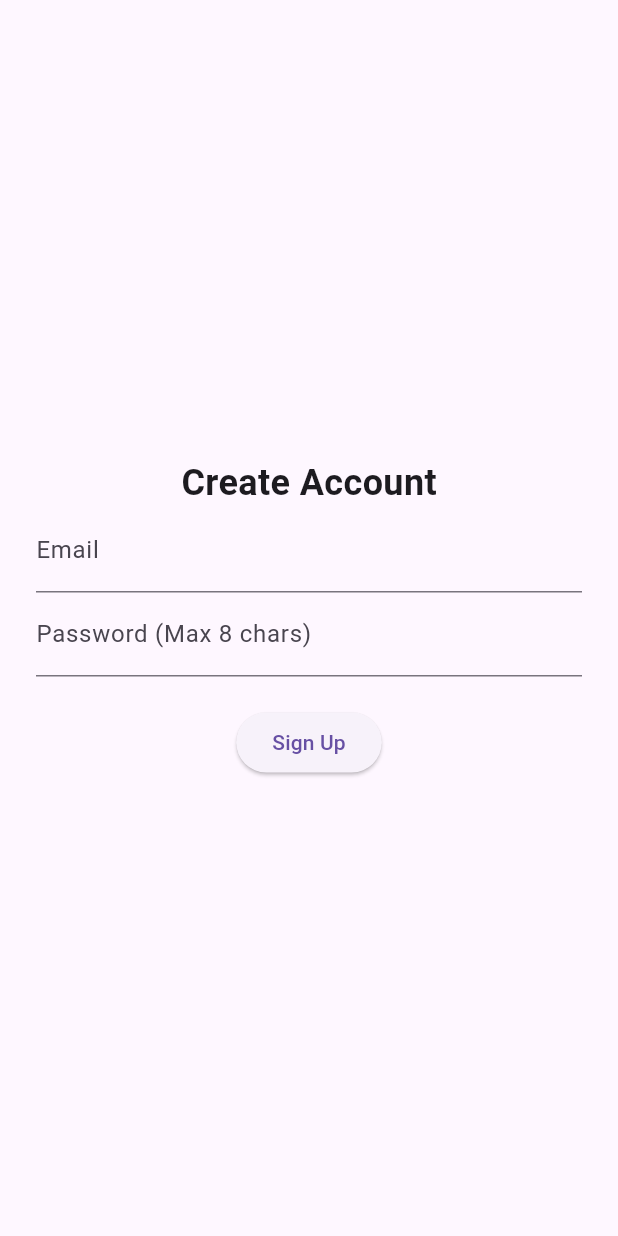
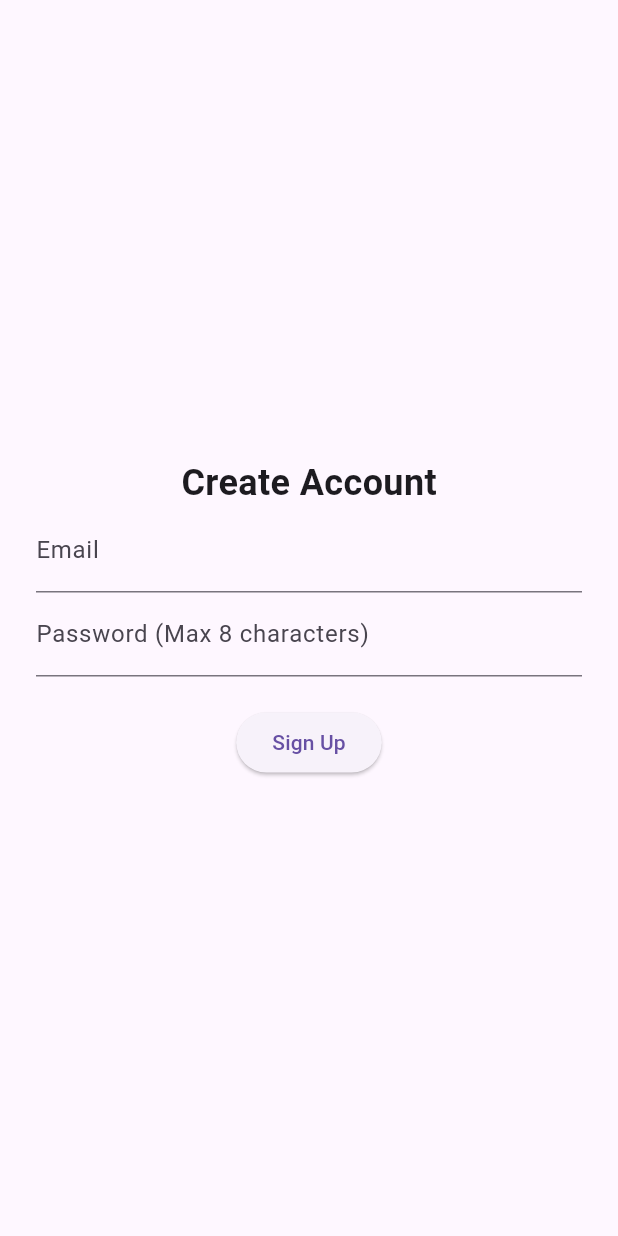
Before and after one commit to arfatabid/Fit-Mirror-FYP, a Flutter app: the SignupScreen screen opened directly, on a phone screen of 412 x 824 dp. Run offline on Flutter 3.47's test engine with Material 3 defaults, Android fonts, the phone set to English and light mode, and no system bars; our stand-ins replace firebase_auth, firebase_core; accounts and stored records are empty.

Commit message:
new text in signup screen

```diff
--- a/lib/ui/screens/signup_screen.dart
+++ b/lib/ui/screens/signup_screen.dart
@@ -20,7 +20,7 @@ class SignupScreen extends StatelessWidget {
               controller: _passwordController,
               obscureText: true,
               maxLength: 8, // Password limit
-              decoration: InputDecoration(labelText: 'Password (Max 8 chars)', counterText: ""),
+              decoration: InputDecoration(labelText: 'Password (Max 8 characters)', counterText: ""),
             ),
             SizedBox(height: 20),
             ElevatedButton(
```
Also changed, not shown: lib/firebase_options.dart, 1 other file.
